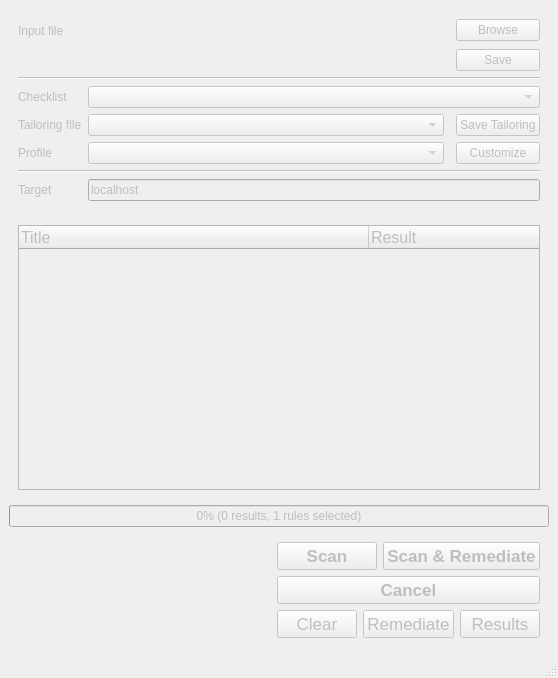
This is ui/MainWindow.ui in OpenSCAP/scap-workbench as Qt 5 draws it before an edit. The edited form follows.
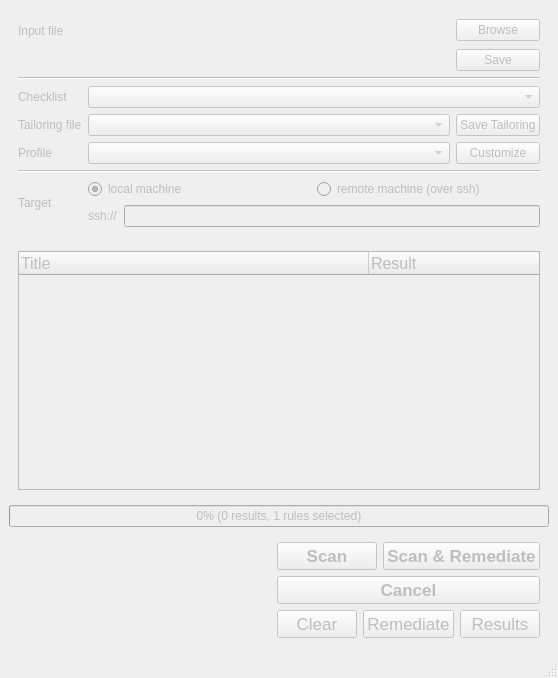
This is the edited form.

Commit message: Changed 'target' into 2 radiobuttons (better UX)

Patch:
```diff
--- a/ui/MainWindow.ui
+++ b/ui/MainWindow.ui
@@ -24,14 +24,14 @@
     <item>
      <widget class="QWidget" name="scanProperties" native="true">
       <layout class="QGridLayout" name="gridLayout">
-       <item row="4" column="3">
+       <item row="4" column="2">
         <widget class="QPushButton" name="saveTailoringButton">
          <property name="text">
           <string>Save Tailoring</string>
          </property>
         </widget>
        </item>
-       <item row="1" column="3">
+       <item row="1" column="2">
         <widget class="QPushButton" name="saveButton">
          <property name="text">
           <string>Save</string>
@@ -48,16 +48,6 @@
          </property>
         </widget>
        </item>
-       <item row="7" column="1" colspan="3">
-        <widget class="QLineEdit" name="targetLineEdit">
-         <property name="toolTip">
-          <string>&quot;localhost&quot; scans the local machine, without privilege escalation. Any other string is used for ssh connection and remote scanning.</string>
-         </property>
-         <property name="text">
-          <string>localhost</string>
-         </property>
-        </widget>
-       </item>
        <item row="4" column="1">
         <widget class="QComboBox" name="tailoringFileComboBox"/>
        </item>
@@ -86,7 +76,7 @@
          </property>
         </widget>
        </item>
-       <item row="5" column="3">
+       <item row="5" column="2">
         <widget class="QPushButton" name="customizeProfileButton">
          <property name="toolTip">
           <string>Creates a new profile that inherits selected profile, opens a window to edit the newly created profile.</string>
@@ -103,7 +93,7 @@
          </property>
         </widget>
        </item>
-       <item row="3" column="1" colspan="3">
+       <item row="3" column="1" colspan="2">
         <widget class="QComboBox" name="checklistComboBox"/>
        </item>
        <item row="7" column="0">
@@ -133,27 +123,85 @@
          </property>
         </widget>
        </item>
-       <item row="0" column="3">
+       <item row="0" column="2">
         <widget class="QPushButton" name="browseButton">
          <property name="text">
           <string>Browse</string>
          </property>
         </widget>
        </item>
-       <item row="2" column="0" colspan="4">
-        <widget class="Line" name="line">
-         <property name="orientation">
-          <enum>Qt::Horizontal</enum>
-         </property>
-        </widget>
-       </item>
-       <item row="6" column="0" colspan="4">
+       <item row="6" column="0" colspan="3">
         <widget class="Line" name="line_2">
          <property name="orientation">
           <enum>Qt::Horizontal</enum>
          </property>
         </widget>
        </item>
+       <item row="2" column="0" colspan="3">
+        <widget class="Line" name="line">
+         <property name="orientation">
+          <enum>Qt::Horizontal</enum>
+         </property>
+        </widget>
+       </item>
+       <item row="7" column="1" colspan="2">
+        <widget class="QWidget" name="widget_3" native="true">
+         <layout class="QVBoxLayout" name="verticalLayout_4">
+          <property name="margin">
+           <number>0</number>
+          </property>
+          <item>
+           <widget class="QWidget" name="widget_4" native="true">
+            <layout class="QHBoxLayout" name="horizontalLayout_5">
+             <property name="margin">
+              <number>0</number>
+             </property>
+             <item>
+              <widget class="QRadioButton" name="localMachineRadioButton">
+               <property name="text">
+                <string>local machine</string>
+               </property>
+               <property name="checked">
+                <bool>true</bool>
+               </property>
+              </widget>
+             </item>
+             <item>
+              <widget class="QRadioButton" name="remoteMachineRadioButton">
+               <property name="text">
+                <string>remote machine (over ssh)</string>
+               </property>
+              </widget>
+             </item>
+            </layout>
+           </widget>
+          </item>
+          <item>
+           <widget class="QWidget" name="remoteMachineDetails" native="true">
+            <layout class="QHBoxLayout" name="horizontalLayout_6">
+             <property name="margin">
+              <number>0</number>
+             </property>
+             <item>
+              <widget class="QLabel" name="label_5">
+               <property name="text">
+                <string>ssh://</string>
+               </property>
+              </widget>
+             </item>
+             <item>
+              <widget class="QLineEdit" name="remoteMachineHost">
+               <property name="toolTip">
+                <string>Use the format commonly accepted by ssh (username@host:port)</string>
+               </property>
+              </widget>
+             </item>
+            </layout>
+           </widget>
+          </item>
+         </layout>
+        </widget>
+       </item>
       </layout>
      </widget>
     </item>
```
Left out of the diff: 19 changed lines with no effect on the pictures. The commit also changes 1 other file.
